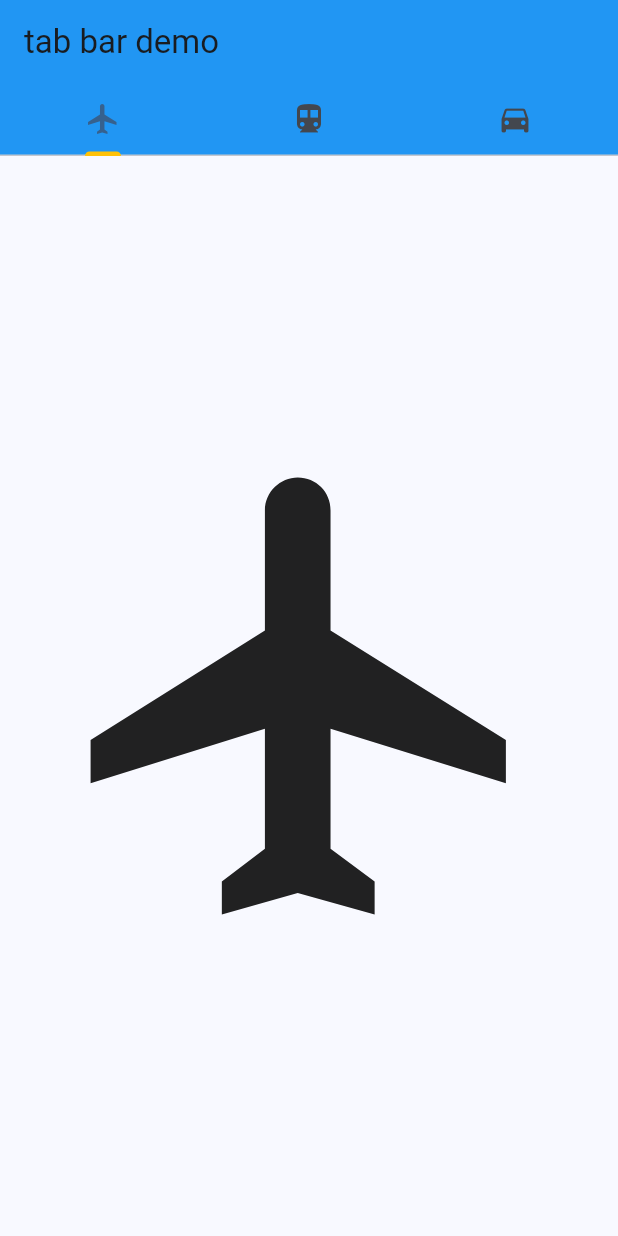
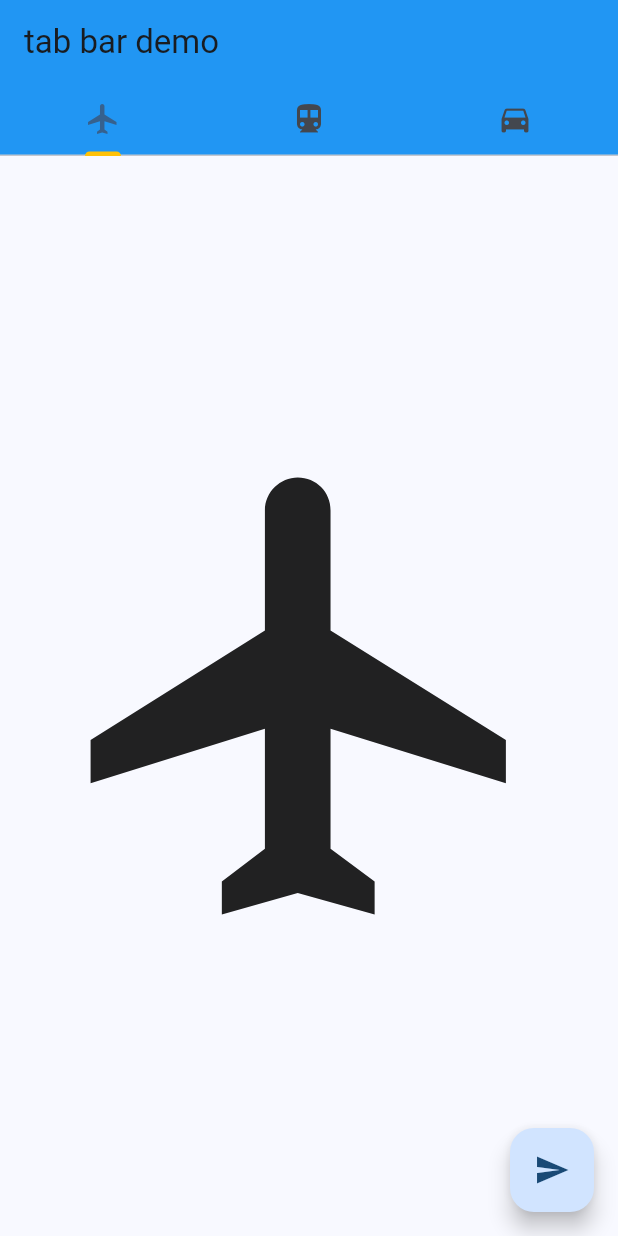
Before and after one commit to makohainnocent/learning_flutter, a Flutter app: the screen it shows after launch, on a phone screen of 412 x 824 dp. Run offline on Flutter 3.47's test engine with Material 3 defaults, Android fonts, the phone set to English and light mode, and no system bars; our stand-ins replace google_fonts.

Commit message:
Changing tabs programmatically

```diff
--- a/lib/main.dart
+++ b/lib/main.dart
@@ -2,6 +2,7 @@ import 'package:flutter/material.dart';
 import 'package:flutter_application_1/widget/page_container.dart';
 import 'package:flutter_application_1/widget/tab_bar.dart';
 import 'package:flutter_application_1/widget/tab_bar2.dart';
+import 'package:flutter_application_1/widget/tab_bar3.dart';
 import 'package:flutter_application_1/widget/theme.dart';
 
 void main() {
@@ -19,7 +20,8 @@ class MainApp extends StatelessWidget {
        themeMode: ThemeMode.light,
       //home: const PageContainer()
       //home:TabBarSample()
-      home:TabBarSample2()
+      //home:TabBarSample2()
+      home:TabBarSample3()
     );
   }
 }
--- a/lib/widget/tab_bar2.dart
+++ b/lib/widget/tab_bar2.dart
@@ -18,7 +18,7 @@ class _TabBarSample2State extends State<TabBarSample2> {
             body: NestedScrollView(
           headerSliverBuilder: (BuildContext context, bool innerBoxIsScrolled) {
             return <Widget>[
-              new SliverAppBar(
+              const SliverAppBar(
                 title: const Text("tab bar demo"),
                 pinned: true,
                 floating:true,
--- /dev/null
+++ b/lib/widget/tab_bar3.dart
@@ -0,0 +1,80 @@
+import 'package:flutter/material.dart';
+import 'package:flutter_application_1/widget/stack.dart';
+import 'package:flutter_application_1/widget/table.dart';
+import 'dart:async';
+
+class TabBarSample3 extends StatefulWidget {
+  const TabBarSample3({Key? key}) : super(key: key);
+
+  @override
+  State<TabBarSample3> createState() => _TabBarSample3State();
+}
+
+class _TabBarSample3State extends State<TabBarSample3>
+    with SingleTickerProviderStateMixin {
+  late TabController _controller;
+  int _selectedIndex = 0;
+
+  @override
+  void initState() {
+    super.initState();
+    _controller = TabController(length: 3, vsync: this);
+    _controller.addListener(() {
+      setState(() {
+        _selectedIndex = _controller.index;
+      });
+      print("Selected Index: " + _controller.index.toString());
+    });
+  }
+
+  @override
+  void dispose() {
+    _controller.dispose();
+    super.dispose();
+  }
+
+  @override
+  Widget build(BuildContext context) {
+    return Scaffold(
+      body: NestedScrollView(
+        headerSliverBuilder: (BuildContext context, bool innerBoxIsScrolled) {
+          return <Widget>[
+            SliverAppBar(
+              title: Text("tab bar demo"),
+              pinned: true,
+              floating: true,
+              bottom: TabBar(
+                indicatorColor: Colors.amber,
+                tabs: [
+                  Tab(icon: Icon(Icons.flight)),
+                  Tab(icon: Icon(Icons.directions_transit)),
+                  Tab(icon: Icon(Icons.directions_car)),
+                ],
+                controller: _controller, // Use the same controller here
+              ),
+            ),
+          ];
+        },
+        body: Center(
+          child: TabBarView(
+            controller: _controller, // Use the same controller here
+            children: [
+              Icon(Icons.flight, size: 350),
+              Icon(Icons.directions_transit, size: 350),
+              Icon(Icons.directions_car, size: 350),
+            ],
+          ),
+        ),
+      ),
+      floatingActionButton: FloatingActionButton(
+        onPressed: () {
+          setState(() {
+            _selectedIndex = (_selectedIndex + 1) % _controller.length;
+            _controller.animateTo(_selectedIndex);
+          });
+        },
+        child: Icon(Icons.send),
+      ),
+    );
+  }
+}
```
